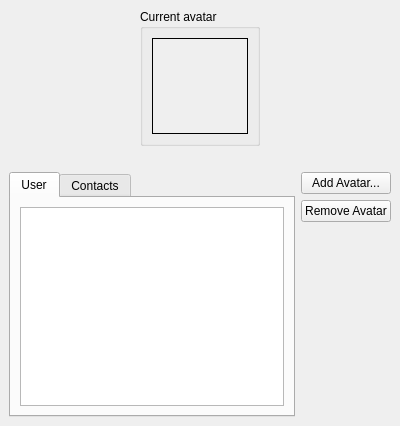
Qt form libkopete/ui/avatarselectorwidget.ui (KDE/kopete) before a commit.
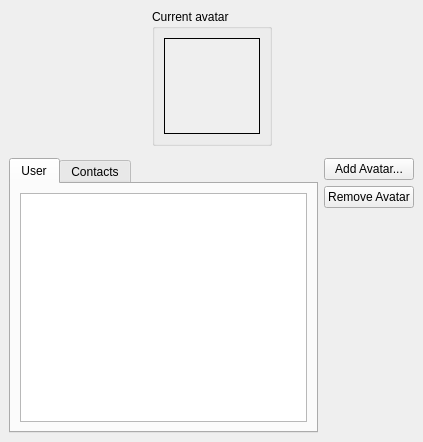
The same form after that commit. Custom widgets are drawn as their Qt base class.

Commit message: Make use of KInformationLabel in AvatarSelectorWidget

The edit to the form file:
```diff
--- a/libkopete/ui/avatarselectorwidget.ui
+++ b/libkopete/ui/avatarselectorwidget.ui
@@ -5,8 +5,8 @@
    <rect>
     <x>0</x>
     <y>0</y>
-    <width>400</width>
-    <height>426</height>
+    <width>423</width>
+    <height>442</height>
    </rect>
   </property>
   <layout class="QGridLayout" >
@@ -227,9 +227,9 @@
       </widget>
      </item>
      <item row="1" column="0" >
-      <widget class="QLabel" name="labelErrorMessage" >
-       <property name="wordWrap" >
-        <bool>true</bool>
+      <widget class="KInformationLabel" name="labelErrorMessage" >
+       <property name="iconType" >
+        <enum>KInformationLabel::Error</enum>
        </property>
       </widget>
      </item>
@@ -237,6 +237,13 @@
    </item>
   </layout>
  </widget>
+ <customwidgets>
+  <customwidget>
+   <class>KInformationLabel</class>
+   <extends>QFrame</extends>
+   <header>kinformationlabel.h</header>
+  </customwidget>
+ </customwidgets>
  <resources/>
  <connections/>
 </ui>
```
The commit also changes 1 other file.
